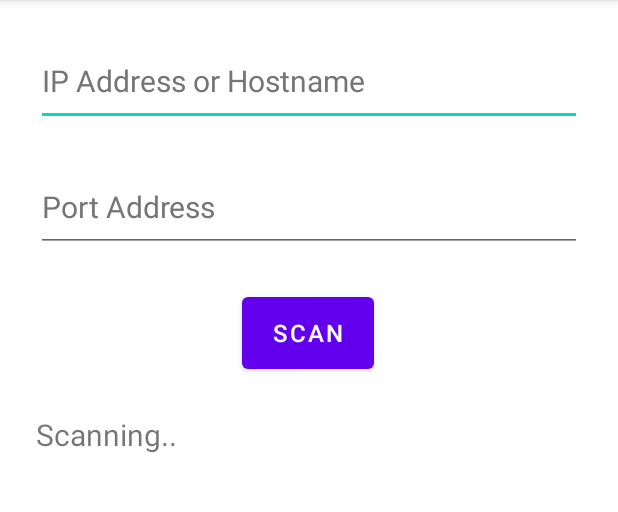
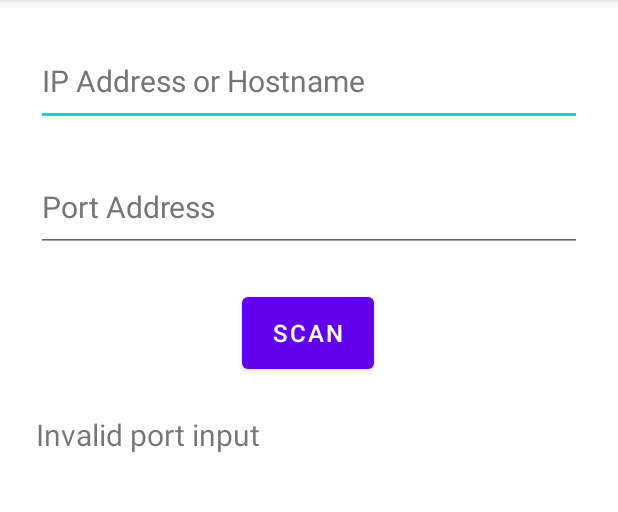
Before and after one commit to melihocakci/Port-Scanner-Zero, an Android app: the screen it shows after launch (ScanActivity), after a tap on "SCAN", on a phone screen of 412 x 824 dp, the part 84-596 px from its top. Run offline under Robolectric (Android 15) with nearby library versions, the phone set to English and light mode, and no system bars.

Commit message:
created local class

```diff
--- a/app/src/main/java/com/yildiz/scanner/ScanActivity.java
+++ b/app/src/main/java/com/yildiz/scanner/ScanActivity.java
@@ -18,38 +18,10 @@ public class ScanActivity extends AppCompatActivity {
     private EditText port_field;
     private TextView output_field;
     private double start;
-    private int portNum;
-    private LinkedList<Integer> openPorts;
     private boolean scanning;
     private final Handler handler = new Handler();
 
-    @Override
-    protected void onCreate(Bundle savedInstanceState) {
-        super.onCreate(savedInstanceState);
-        setContentView(R.layout.scan_activity);
-
-        ip_field = findViewById(R.id.host_field);
-        port_field = findViewById(R.id.port_field);
-        output_field = findViewById(R.id.output_field);
-    }
-
-    public void toggleScan(View view) {
-        if(scanning) {
-            scanning = false;
-            Scanner.stopScan();
-            print("Scan stopped");
-            return;
-        }
-
-        // started scan
-        scanning = true;
-        // start timer
-        start = System.currentTimeMillis();
-        // close keyboard
-        InputMethodManager imm = (InputMethodManager)getSystemService(Context.INPUT_METHOD_SERVICE);
-        imm.hideSoftInputFromWindow(view.getWindowToken(), 0);
-
-        Runnable runnable = new Runnable() {
+    private class ScanHandler implements Runnable {
         @Override
         public void run() {
             // get host address from text field
@@ -62,7 +34,8 @@ public class ScanActivity extends AppCompatActivity {
             try {
                 host = InetAddress.getByName(hostname);
             } catch (Exception e) {
-                    e.printStackTrace();
+                print("Cannot get host address");
+                scanning = false;
                 return;
             }
 
@@ -83,14 +56,16 @@ public class ScanActivity extends AppCompatActivity {
                     }
                 }
             } catch (Exception e) {
-                    e.printStackTrace();
+                print("Invalid port input");
+                scanning = false;
                 return;
             }
 
-                portNum = portList.size();
-                openPorts = Scanner.scanPorts(host, portList);
+            int portNum = portList.size();
+            LinkedList<Integer> openPorts = Scanner.scanPorts(host, portList);
 
             if(scanning) {
+                scanning = false;
                 // end timer
                 double end = System.currentTimeMillis();
                 StringBuilder output = new StringBuilder();
@@ -101,24 +76,50 @@ public class ScanActivity extends AppCompatActivity {
                     output.append("Port ").append(openPorts.get(i)).append(" is open\n");
                 }
 
+                print(output.toString());
+            }
+        }
+
+        public void print(String str) {
             handler.post(new Runnable() {
                 @Override
                 public void run() {
-                            print(output.toString());
+                    output_field.setText(str);
                 }
             });
-                    scanning = false;
         }
     }
-        };
 
-        Thread scanHandler = new Thread(runnable);
-        scanHandler.start();
+    @Override
+    protected void onCreate(Bundle savedInstanceState) {
+        super.onCreate(savedInstanceState);
+        setContentView(R.layout.scan_activity);
 
-        output_field.setText("Scanning..");
+        ip_field = findViewById(R.id.host_field);
+        port_field = findViewById(R.id.port_field);
+        output_field = findViewById(R.id.output_field);
     }
 
-    public void print(String text) {
-        output_field.setText(text);
+    public void toggleScan(View view) {
+        if(scanning) {
+            scanning = false;
+            Scanner.stopScan();
+            output_field.setText("Scan stopped");
+        } else {
+            // started scan
+            scanning = true;
+            // start timer
+            start = System.currentTimeMillis();
+            // close keyboard
+            InputMethodManager imm = (InputMethodManager)getSystemService(Context.INPUT_METHOD_SERVICE);
+            imm.hideSoftInputFromWindow(view.getWindowToken(), 0);
+
+            Runnable scanHandler = new ScanHandler();
+
+            Thread thread = new Thread(scanHandler);
+            thread.start();
+
+            output_field.setText("Scanning");
         }
     }
+}
--- a/app/src/main/res/layout/scan_activity.xml
+++ b/app/src/main/res/layout/scan_activity.xml
@@ -60,10 +60,12 @@
         android:layout_marginEnd="24dp"
         android:ems="10"
         android:hint="@string/port_field_hint"
-        android:inputType="text"
+        android:inputType="number"
+        android:digits="0123456789,-"
         android:textColorHint="#757575"
         android:textSize="20sp"
         app:layout_constraintEnd_toEndOf="parent"
         app:layout_constraintStart_toStartOf="parent"
         app:layout_constraintTop_toBottomOf="@+id/host_field" />
+
 </androidx.constraintlayout.widget.ConstraintLayout>
```
Lines whose indentation alone changed are shown as unchanged.
